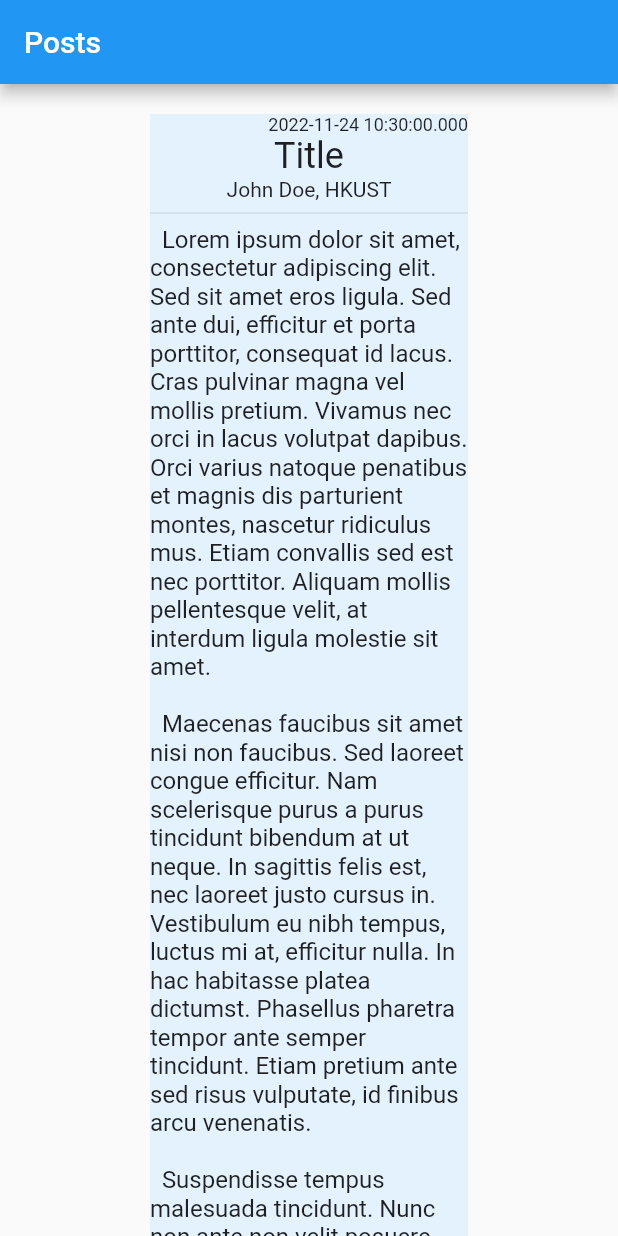
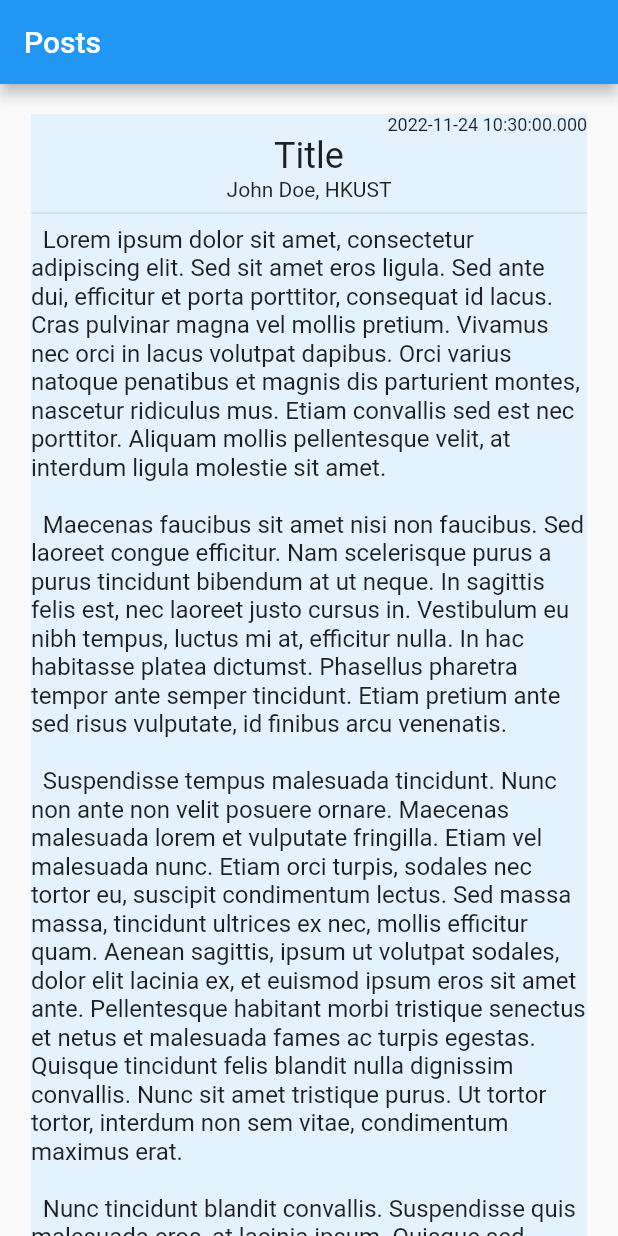
Before and after one commit to seoyoungk0909/INUS, a Flutter app: the screen it shows after launch, on a phone screen of 412 x 824 dp. Run offline on Flutter 3.47's test engine with Material 2 defaults, Android fonts, the phone set to English and light mode, and no system bars.

Commit message:
change margin

```diff
--- a/lib/views/home_screen.dart
+++ b/lib/views/home_screen.dart
@@ -31,7 +31,10 @@ class _PostListPageState extends State<PostListPage> {
   Widget postUI(PostController controller) {
     return Container(
         decoration: BoxDecoration(color: Colors.blue[50]),
-        margin: EdgeInsets.fromLTRB(100, 20, 100, 20),
+        margin: EdgeInsets.symmetric(
+          vertical: 20,
+          horizontal: MediaQuery.of(context).size.width * 0.05,
+        ),
         child: Column(
           children: [
             Align(
```
